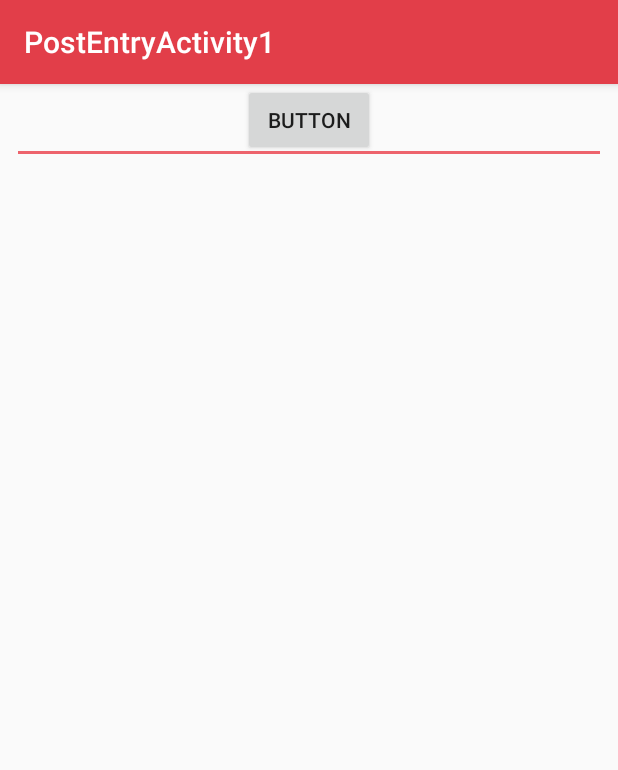
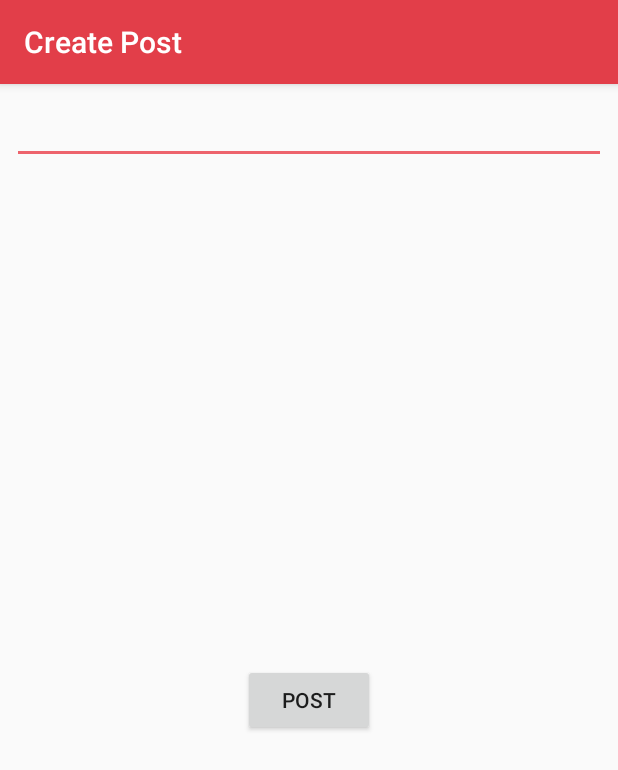
Before and after one commit to ericsu921/mobile-credera-all, an Android app: the PostEntryActivity screen opened directly, with no data from a screen before it, on a phone screen of 412 x 824 dp. Shown: the top 770 px of the screen. Run offline under Robolectric (Android 15) with nearby library versions, the phone set to English and light mode, and no system bars; our stand-ins replace Firebase (no records; nobody signed in at launch, a user with empty details on screens opened directly).

```diff
--- a/app/src/main/java/com/credera/mobile/crederaall/PostEntryActivity.java
+++ b/app/src/main/java/com/credera/mobile/crederaall/PostEntryActivity.java
@@ -5,8 +5,11 @@ import android.support.v7.app.AppCompatActivity;
 import android.support.v7.widget.Toolbar;
 import android.view.View;
 import android.widget.Button;
+import android.widget.EditText;
 
 import com.google.firebase.database.DatabaseReference;
+
+import java.util.ArrayList;
 
 public class PostEntryActivity extends AppCompatActivity {
 
@@ -17,14 +20,15 @@ public class PostEntryActivity extends AppCompatActivity {
         Toolbar toolbar = (Toolbar) findViewById(R.id.toolbar);
         setSupportActionBar(toolbar);
 
+        final EditText postContent = (EditText) findViewById(R.id.post_content);
+
         final Button postButton = (Button) findViewById(R.id.post_button);
-
         postButton.setOnClickListener(new View.OnClickListener() {
             @Override
             public void onClick(View view) {
                 Post post = new Post();
 
-                post.setContent("Android Team, Best Team.");
+                post.setContent(postContent.getText().toString());
                 post.setFirstName("Cody");
                 post.setLastName("Case");
                 post.setTimePosted("Now");
@@ -32,6 +36,7 @@ public class PostEntryActivity extends AppCompatActivity {
                 DatabaseReference ref = FireBaseHelper.getReference();
 
                 FireBaseHelper.submitPost(ref, post);
+                finish();
             }
         });
     }
--- a/app/src/main/res/layout/content_post_entry1.xml
+++ b/app/src/main/res/layout/content_post_entry1.xml
@@ -10,18 +10,6 @@
     tools:showIn="@layout/activity_post_entry1"
     tools:layout_editor_absoluteY="81dp"
     tools:layout_editor_absoluteX="0dp">
-
-
-    <Button
-        android:id="@+id/post_button"
-        android:layout_width="wrap_content"
-        android:layout_height="wrap_content"
-        android:text="Button"
-        tools:layout_editor_absoluteY="437dp"
-        android:layout_marginRight="8dp"
-        app:layout_constraintRight_toRightOf="parent"
-        android:layout_marginLeft="8dp"
-        app:layout_constraintLeft_toLeftOf="parent" />
 
     <EditText
         android:id="@+id/post_content"
@@ -39,4 +27,19 @@
         app:layout_constraintLeft_toLeftOf="parent"
         app:layout_constraintHorizontal_bias="0.503"
         app:layout_constraintVertical_bias="0.021" />
+
+    <Button
+        android:id="@+id/post_button"
+        android:layout_width="wrap_content"
+        android:layout_height="wrap_content"
+        android:text="Post"
+        android:layout_marginRight="8dp"
+        app:layout_constraintRight_toRightOf="parent"
+        android:layout_marginLeft="8dp"
+        app:layout_constraintLeft_toLeftOf="parent"
+        android:layout_marginTop="8dp"
+        app:layout_constraintTop_toBottomOf="@+id/post_content"
+        app:layout_constraintBottom_toBottomOf="parent"
+        android:layout_marginBottom="8dp" />
+
 </android.support.constraint.ConstraintLayout>
--- a/app/src/main/res/values/strings.xml
+++ b/app/src/main/res/values/strings.xml
@@ -5,5 +5,5 @@
     <string name="navigation_drawer_close">Close navigation drawer</string>
 
     <string name="action_settings">Settings</string>
-    <string name="title_activity_post_entry1">PostEntryActivity1</string>
+    <string name="title_activity_post_entry1">Create Post</string>
 </resources>
```
Also changed, not shown: app/src/main/res/menu/activity_post_menu.xml (added, +9 -0 lines).
